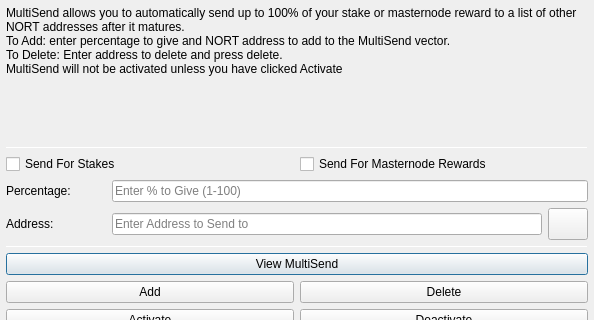
Qt form src/qt/forms/multisenddialog.ui (tecaxcrypto/Northern) before a commit; both pictures show x 0 to 594 and y 0 to 320 of the 594 by 523 pixel window.
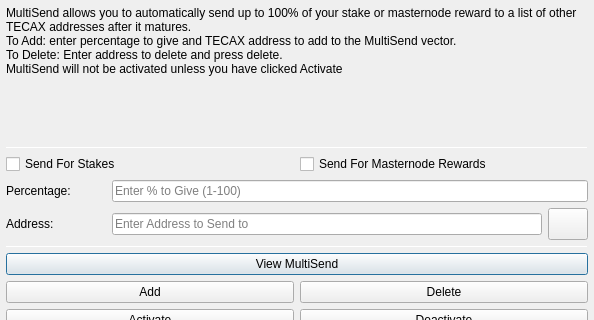
The same form after that commit. Icons and pictures are not drawn.

Diff of the .ui file:
```diff
--- a/src/qt/forms/multisenddialog.ui
+++ b/src/qt/forms/multisenddialog.ui
@@ -37,8 +37,8 @@
         <number>1</number>
        </property>
        <property name="text">
-        <string>MultiSend allows you to automatically send up to 100% of your stake or masternode reward to a list of other NORT addresses after it matures.
-To Add: enter percentage to give and NORT address to add to the MultiSend vector.
+        <string>MultiSend allows you to automatically send up to 100% of your stake or masternode reward to a list of other TECAX addresses after it matures.
+To Add: enter percentage to give and TECAX address to add to the MultiSend vector.
 To Delete: Enter address to delete and press delete.
 MultiSend will not be activated unless you have clicked Activate</string>
        </property>
```
Left out of the diff: 4 changed lines with no effect on the pictures.
